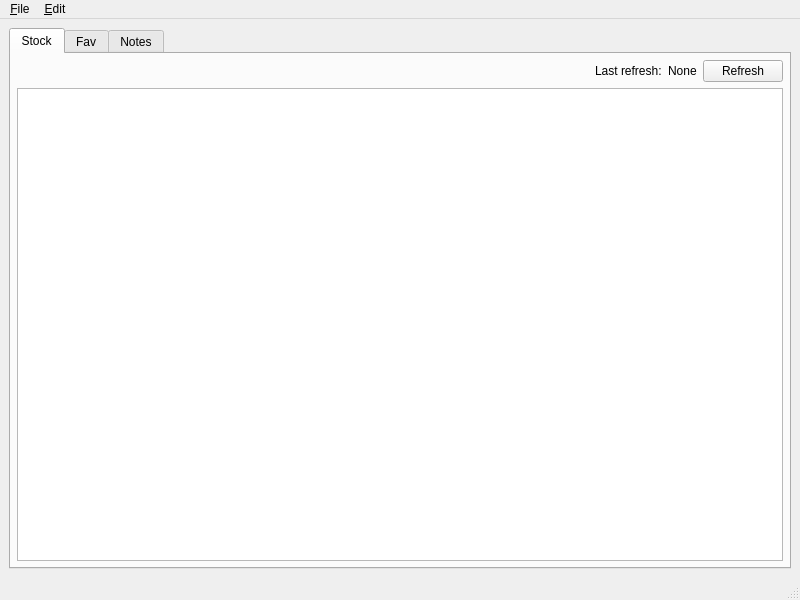
First picture: the form in src/stockmonitor/ui/mainwindow.ui, repository anetczuk/stock-monitor, before the edit.
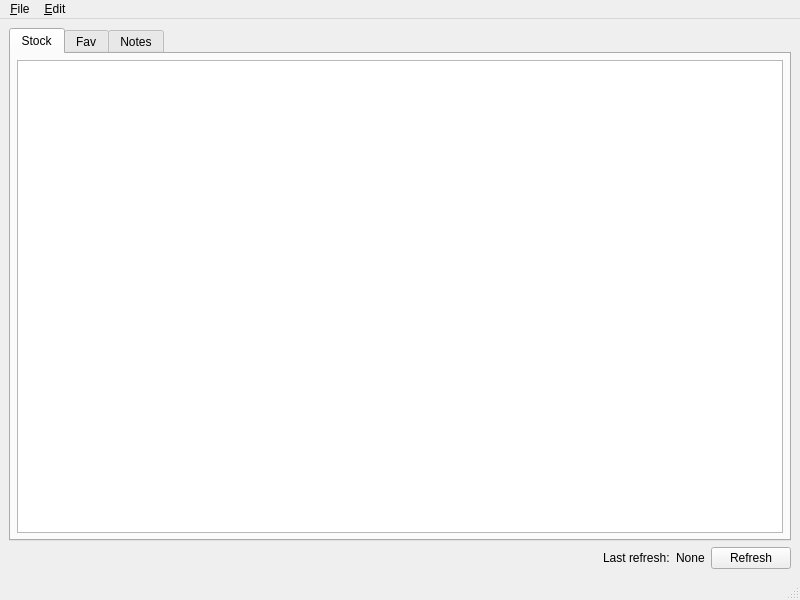
Second picture: the form after the edit. The open tabs and pages were chosen to show the change. Custom widgets are drawn as their Qt base class.

Commit message: Move Refresh button and set refresh confirmation status

```diff
--- a/src/stockmonitor/ui/mainwindow.ui
+++ b/src/stockmonitor/ui/mainwindow.ui
@@ -37,47 +37,6 @@
         <property name="bottomMargin">
          <number>6</number>
         </property>
-        <item>
-         <layout class="QHBoxLayout" name="horizontalLayout">
-          <property name="topMargin">
-           <number>0</number>
-          </property>
-          <item>
-           <spacer name="horizontalSpacer">
-            <property name="orientation">
-             <enum>Qt::Horizontal</enum>
-            </property>
-            <property name="sizeHint" stdset="0">
-             <size>
-              <width>40</width>
-              <height>20</height>
-             </size>
-            </property>
-           </spacer>
-          </item>
-          <item>
-           <widget class="QLabel" name="label">
-            <property name="text">
-             <string>Last refresh:</string>
-            </property>
-           </widget>
-          </item>
-          <item>
-           <widget class="QLabel" name="refreshTimeLabel">
-            <property name="text">
-             <string>None</string>
-            </property>
-           </widget>
-          </item>
-          <item>
-           <widget class="QPushButton" name="stockRefreshPB">
-            <property name="text">
-             <string>Refresh</string>
-            </property>
-           </widget>
-          </item>
-         </layout>
-        </item>
         <item>
          <widget class="StockFullTable" name="stockFullTable"/>
         </item>
@@ -129,6 +88,47 @@
       </widget>
      </widget>
     </item>
+    <item>
+     <layout class="QHBoxLayout" name="horizontalLayout">
+      <property name="topMargin">
+       <number>0</number>
+      </property>
+      <item>
+       <spacer name="horizontalSpacer">
+        <property name="orientation">
+         <enum>Qt::Horizontal</enum>
+        </property>
+        <property name="sizeHint" stdset="0">
+         <size>
+          <width>40</width>
+          <height>20</height>
+         </size>
+        </property>
+       </spacer>
+      </item>
+      <item>
+       <widget class="QLabel" name="label">
+        <property name="text">
+         <string>Last refresh:</string>
+        </property>
+       </widget>
+      </item>
+      <item>
+       <widget class="QLabel" name="refreshTimeLabel">
+        <property name="text">
+         <string>None</string>
+        </property>
+       </widget>
+      </item>
+      <item>
+       <widget class="QPushButton" name="stockRefreshPB">
+        <property name="text">
+         <string>Refresh</string>
+        </property>
+       </widget>
+      </item>
+     </layout>
+    </item>
    </layout>
   </widget>
   <widget class="QMenuBar" name="menubar">
```
Left out of the diff: 2 changed lines with no effect on the pictures. The commit also changes 1 other file.
